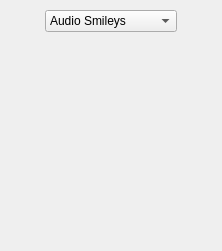
This is wengophone/src/presentation/qt/DialpadWidget.ui in tkrotoff/WengoPhone as Qt 5 draws it before an edit. The edited form follows.
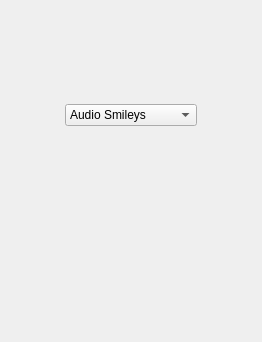
This is the edited form. Icons and pictures are not drawn.

```diff
--- a/wengophone/src/presentation/qt/DialpadWidget.ui
+++ b/wengophone/src/presentation/qt/DialpadWidget.ui
@@ -8,8 +8,8 @@
    <rect>
     <x>0</x>
     <y>0</y>
-    <width>222</width>
-    <height>251</height>
+    <width>262</width>
+    <height>342</height>
    </rect>
   </property>
   <layout class="QGridLayout" >
@@ -19,7 +19,58 @@
    <property name="spacing" >
     <number>6</number>
    </property>
+   <item row="0" column="1" >
+    <spacer>
+     <property name="orientation" >
+      <enum>Qt::Vertical</enum>
+     </property>
+     <property name="sizeHint" >
+      <size>
+       <width>20</width>
+       <height>40</height>
+      </size>
+     </property>
+    </spacer>
+   </item>
+   <item row="2" column="2" >
+    <spacer>
+     <property name="orientation" >
+      <enum>Qt::Horizontal</enum>
+     </property>
+     <property name="sizeHint" >
+      <size>
+       <width>40</width>
+       <height>20</height>
+      </size>
+     </property>
+    </spacer>
+   </item>
    <item row="1" column="1" >
+    <widget class="QComboBox" name="audioSmileysComboBox" >
+     <item>
+      <property name="text" >
+       <string>Audio Smileys</string>
+      </property>
+      <property name="icon" >
+       <iconset resource="wengophone.qrc" >:/emoticons/chat/emoticons/face-devil-grin16.png</iconset>
+      </property>
+     </item>
+    </widget>
+   </item>
+   <item row="2" column="0" >
+    <spacer>
+     <property name="orientation" >
+      <enum>Qt::Horizontal</enum>
+     </property>
+     <property name="sizeHint" >
+      <size>
+       <width>40</width>
+       <height>20</height>
+      </size>
+     </property>
+    </spacer>
+   </item>
+   <item row="2" column="1" >
     <layout class="QGridLayout" >
      <property name="margin" >
       <number>0</number>
@@ -343,44 +394,19 @@
      </item>
     </layout>
    </item>
-   <item row="1" column="0" >
+   <item row="3" column="1" >
     <spacer>
      <property name="orientation" >
-      <enum>Qt::Horizontal</enum>
+      <enum>Qt::Vertical</enum>
      </property>
      <property name="sizeHint" >
       <size>
-       <width>16</width>
-       <height>16</height>
+       <width>20</width>
+       <height>40</height>
       </size>
      </property>
     </spacer>
    </item>
-   <item row="1" column="2" >
-    <spacer>
-     <property name="orientation" >
-      <enum>Qt::Horizontal</enum>
-     </property>
-     <property name="sizeHint" >
-      <size>
-       <width>16</width>
-       <height>41</height>
-      </size>
-     </property>
-    </spacer>
-   </item>
-   <item row="0" column="1" >
-    <widget class="QComboBox" name="audioSmileysComboBox" >
-     <item>
-      <property name="text" >
-       <string>Audio Smileys</string>
-      </property>
-      <property name="icon" >
-       <iconset resource="wengophone.qrc" >:/emoticons/chat/emoticons/face-devil-grin16.png</iconset>
-      </property>
-     </item>
-    </widget>
-   </item>
   </layout>
  </widget>
  <pixmapfunction></pixmapfunction>
```
